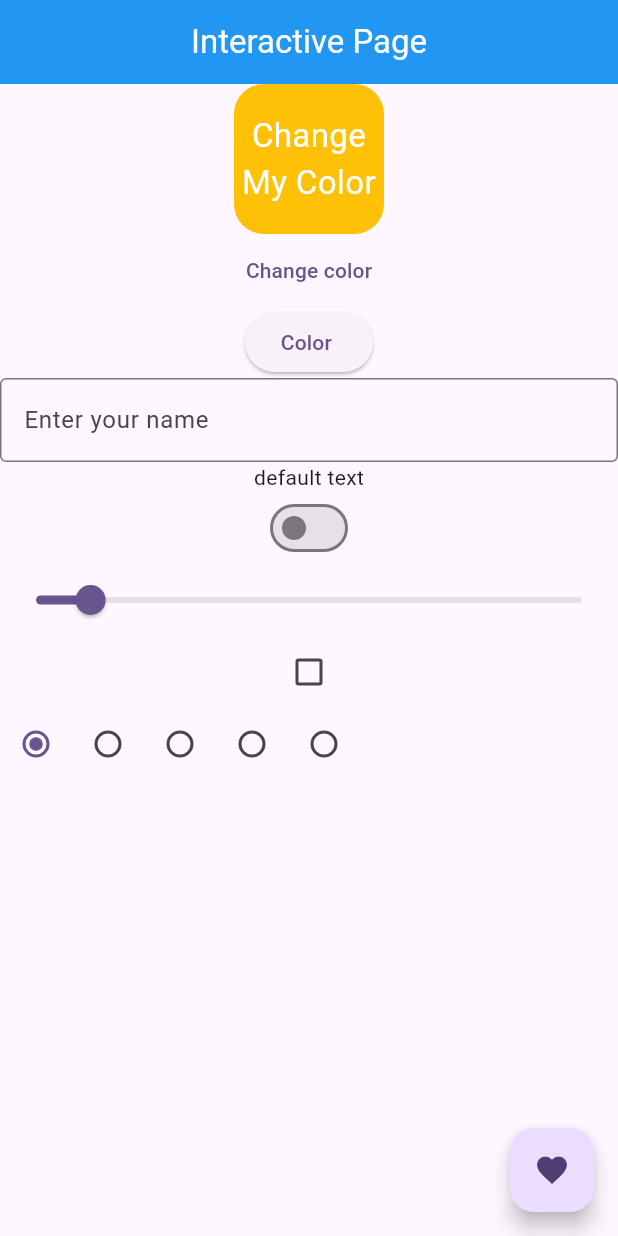
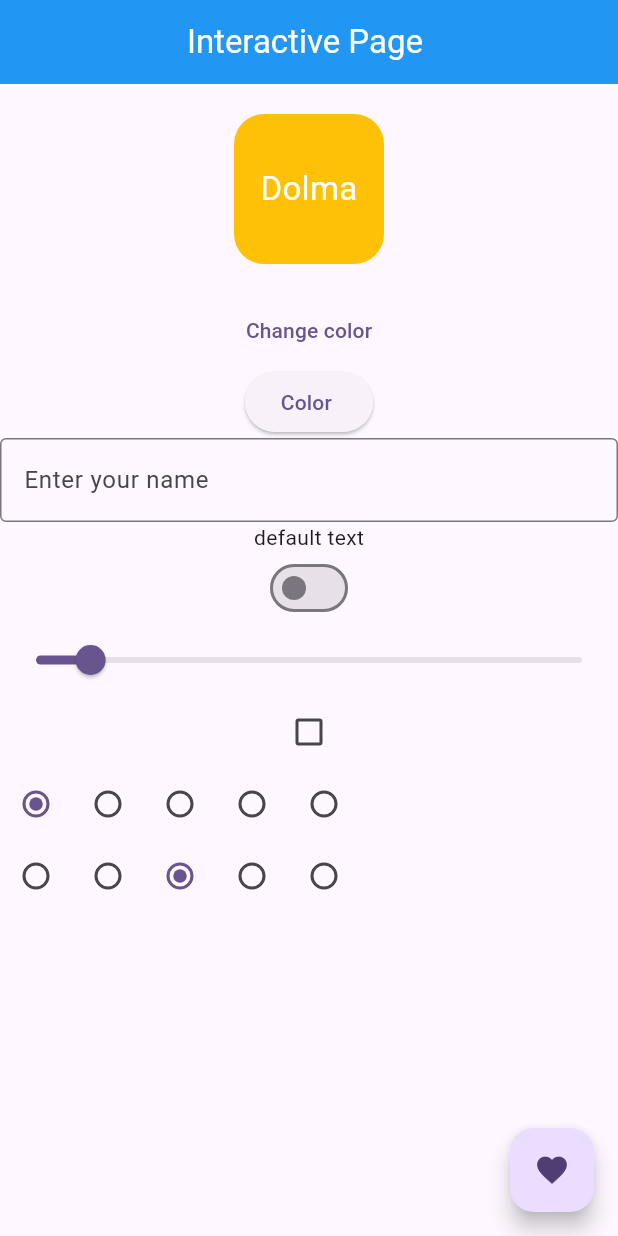
Before and after one commit to tenyega/widgets_interactifs_in_flutter, a Flutter app: the screen it shows after launch, on a phone screen of 412 x 824 dp. Run offline on Flutter 3.47's test engine with Material 3 defaults, Android fonts, the phone set to English and light mode, and no system bars.

Commit message:
inserted my name

```diff
--- a/lib/interactive_page.dart
+++ b/lib/interactive_page.dart
@@ -35,7 +35,7 @@ class InteractivePageState extends State<InteractivePage> {
       appBar: AppBar(
         title: Center(
           child: Text(
-            "Interactive Page",
+            "Interactive Page ",
             style: TextStyle(color: Colors.white),
           ),
         ),
@@ -43,7 +43,9 @@ class InteractivePageState extends State<InteractivePage> {
       ),
       body: Center(
           child: Column(children: [
-        Container(
+        Padding(
+          padding: EdgeInsets.all(20.0),
+          child: Container(
             height: 100,
             width: 100,
             decoration: BoxDecoration(
@@ -52,9 +54,10 @@ class InteractivePageState extends State<InteractivePage> {
             ),
             child: Center(
               child: Text(
-              "Change My Color",
+                "Dolma",
                 style: TextStyle(color: Colors.white, fontSize: 22),
                 textAlign: TextAlign.center,
+              ),
             ),
           ),
         ),
@@ -107,6 +110,7 @@ class InteractivePageState extends State<InteractivePage> {
           splashRadius: 20, //round circle when hovered.
         ),
         radios(),
+        radios2(),
       ])
           // Center the rectangle in the body
 
@@ -139,4 +143,25 @@ class InteractivePageState extends State<InteractivePage> {
       children: radios,
     );
   }
+
+  Row radios2() {
+    List<Widget> radios = [];
+    for (var i = 1; i < 6; i++) {
+      Radio r = Radio(
+        value: i,
+        groupValue:
+            _groupValue2, // the group value of the radio button needs a dynamic value
+        onChanged: (value) {
+          setState(() {
+            _groupValue2 = value as int;
+            _textInput = "Valeur des radios : $_groupValue2";
+          });
+        },
+      );
+      radios.add(r);
     }
+    return Row(
+      children: radios,
+    );
+  }
+}
```
Lines whose indentation alone changed are shown as unchanged.
